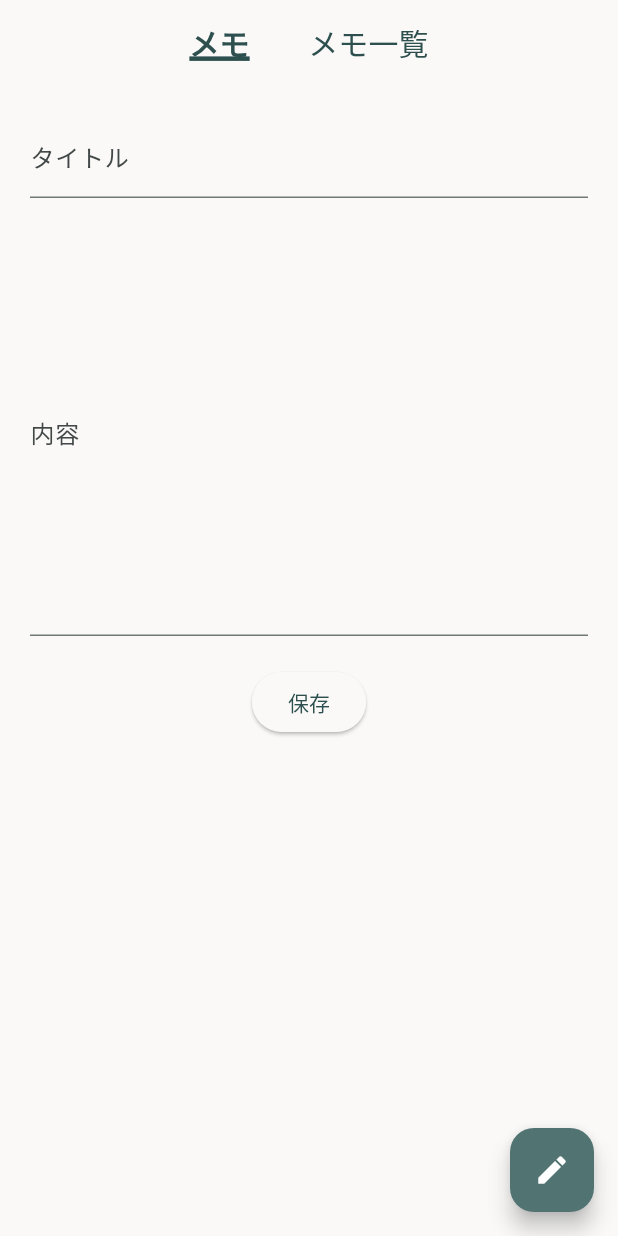
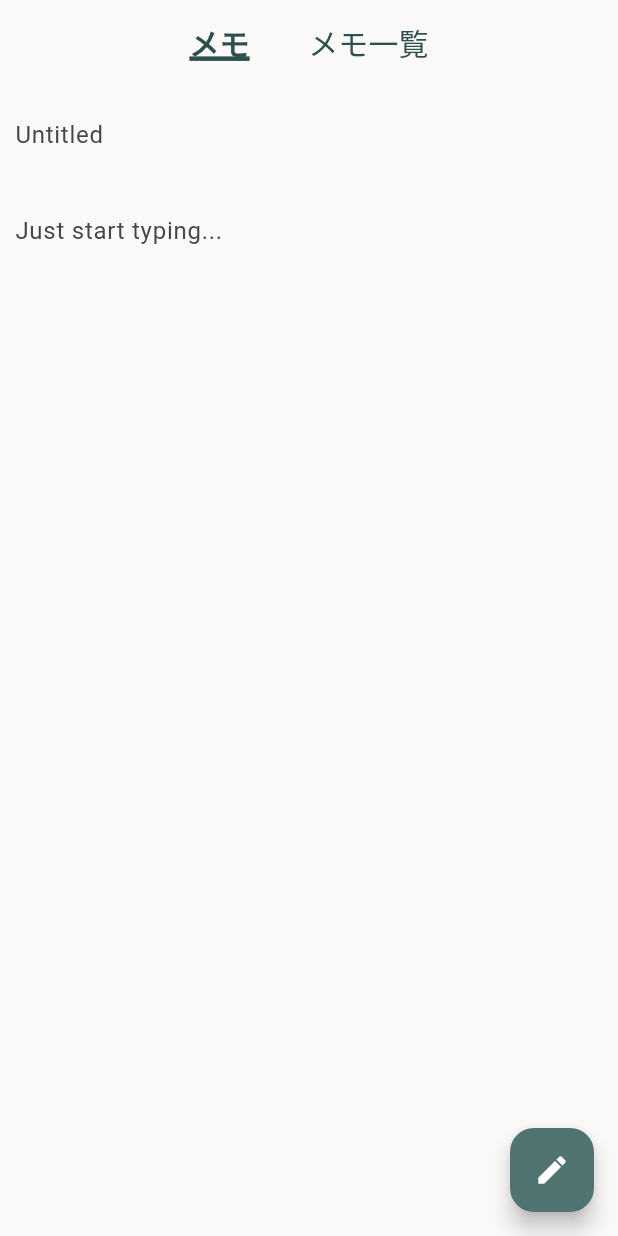
Before and after one commit to powerninja/flutter_zaptap, a Flutter app: the screen it shows after launch, on a phone screen of 412 x 824 dp. Run offline on Flutter 3.47's test engine with Material 3 defaults, Android fonts, the phone set to English and light mode, and no system bars; our stand-ins replace flutter_markdown; Roboto replaces fonts that are missing (M_PLUS_Rounded_1c).

Commit message:
メモ入力画面のUIを修正

```diff
--- a/lib/main.dart
+++ b/lib/main.dart
@@ -1,5 +1,6 @@
 import 'package:flutter/material.dart';
 import 'theme.dart';
+import 'package:flutter_markdown/flutter_markdown.dart';
 
 void main() {
   runApp(const MyApp());
@@ -104,29 +105,26 @@ class _MyHomePageState extends State<MyHomePage> {
           });
         },
         children: [
-          //TODO: マークダウンでメモを書く
           Container(
-            padding: const EdgeInsets.all(20.0),
+            padding: const EdgeInsets.all(10.0),
             child: Column(
               children: [
-                const TextField(
-                  decoration: InputDecoration(
-                    labelText: 'タイトル',
-                    hintText: 'タイトルを入力してください',
-                  ),
+                TextField(
+                  decoration: const InputDecoration(
+                      hintText: 'Untitled', border: InputBorder.none),
+                  onChanged: (value) {
+                    print(value);
+                  },
                 ),
                 const SizedBox(height: 20.0),
-                const TextField(
-                  decoration: InputDecoration(
-                    labelText: '内容',
-                    hintText: '内容を入力してください',
-                  ),
-                  maxLines: 10,
-                ),
-                const SizedBox(height: 20.0),
-                ElevatedButton(
-                  onPressed: () => {},
-                  child: const Text('保存'),
+                TextField(
+                  decoration: const InputDecoration(
+                      hintText: 'Just start typing...',
+                      border: InputBorder.none),
+                  maxLines: 20,
+                  onChanged: (value) {
+                    print(value);
+                  },
                 ),
               ],
             ),
```
